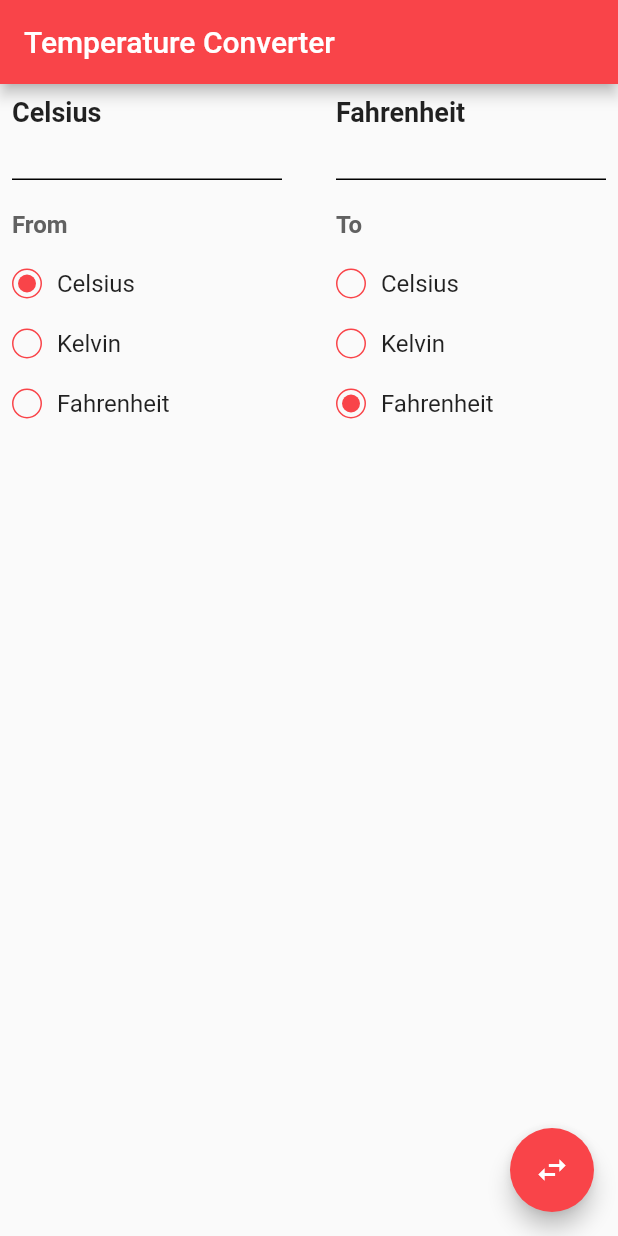
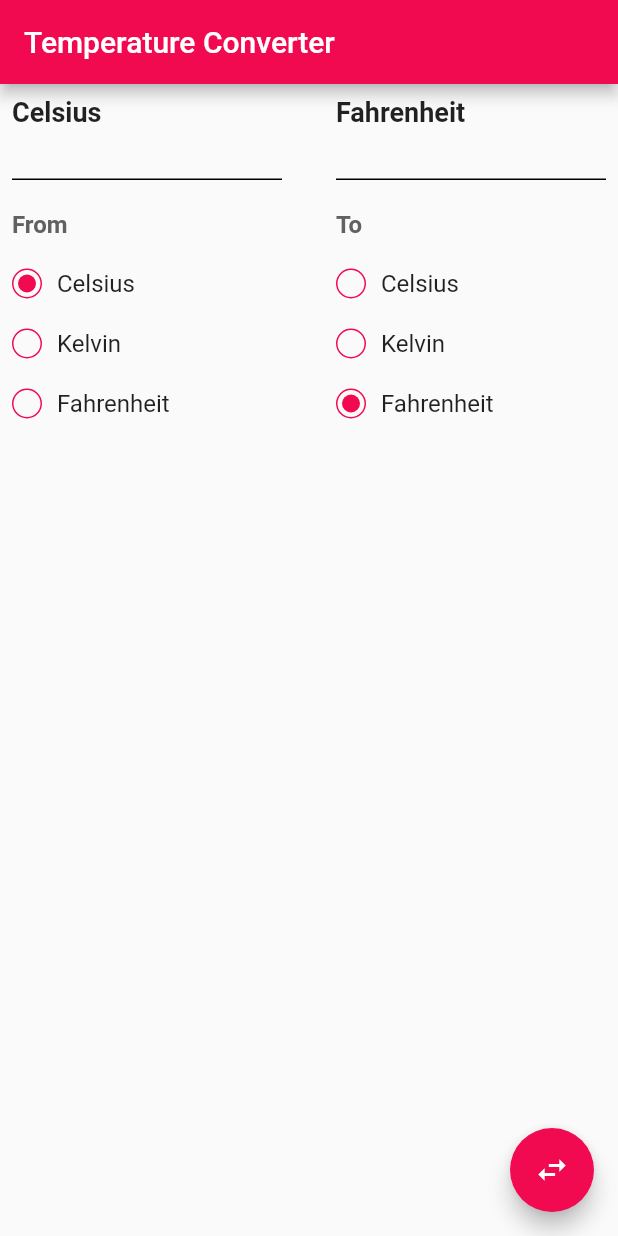
Before and after one commit to harishngt/Temperature-Converter-App, a Flutter app: the screen it shows after launch, on a phone screen of 412 x 824 dp. Run offline on Flutter 3.47's test engine with Material 2 defaults, Android fonts, the phone set to English and light mode, and no system bars.

```diff
--- a/lib/theme/color.dart
+++ b/lib/theme/color.dart
@@ -1,6 +1,6 @@
 import 'package:flutter/material.dart';
 
 class AppColor {
-  static const primary = Color(0xFFF94449);
+  static const primary = Color(0xFFf20a51);
   static var secondary = Color(0xFFFFFFFF);
 }
```
Also changed, not shown: pubspec.yaml (+6 -3 lines), 7 other files.
